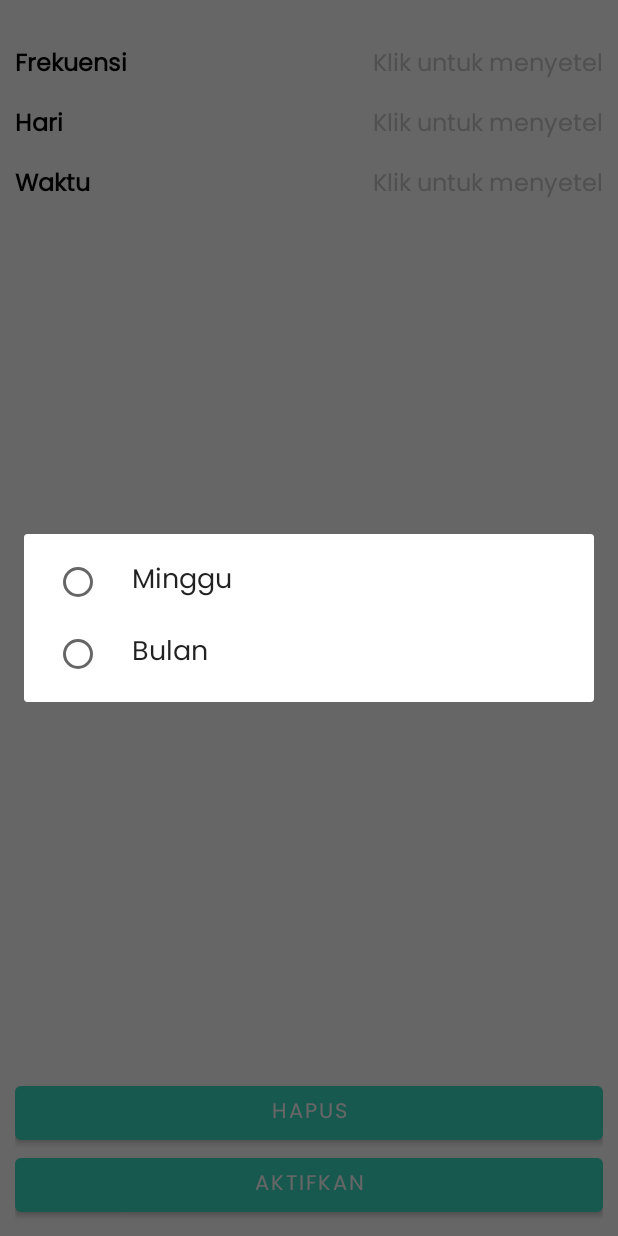
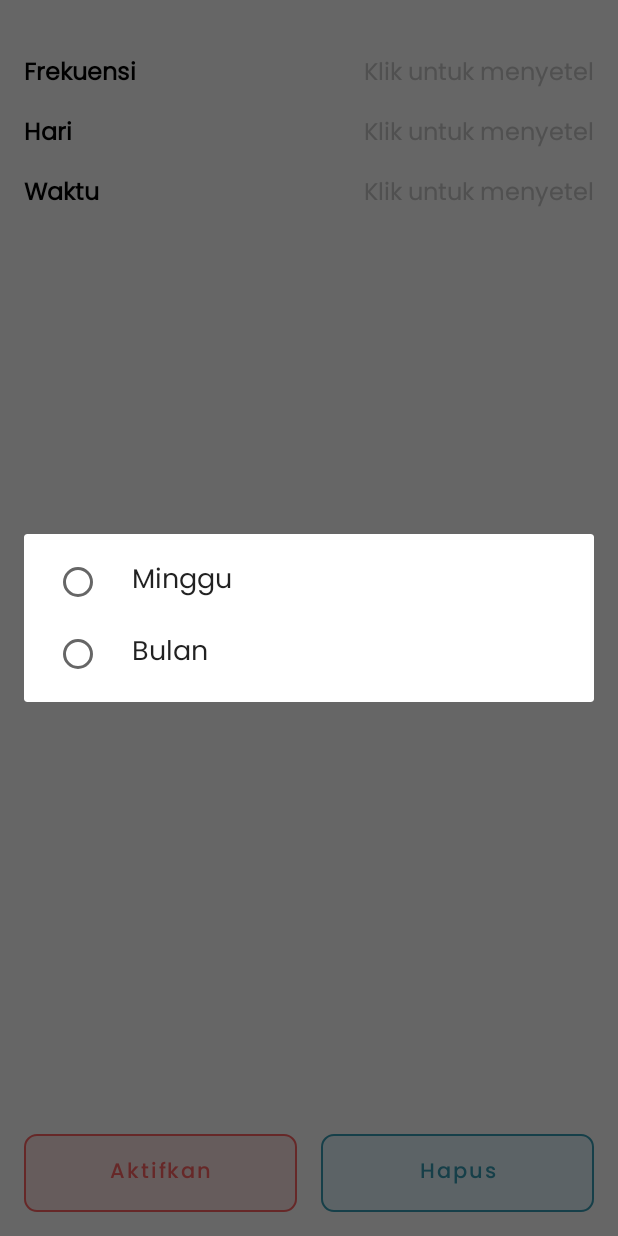
Before and after one commit to Insulin-bangkit-2022/Insul.in, an Android app: the ReminderNotificationsActivity screen opened directly, with no data from a screen before it, after a tap on "Klik untuk menyetel", on a phone screen of 412 x 824 dp. Run offline under Robolectric (Android 15) with nearby library versions, the phone set to English and light mode, and no system bars.

Commit message:
change button layout at reminder view

```diff
--- a/app/src/main/AndroidManifest.xml
+++ b/app/src/main/AndroidManifest.xml
@@ -35,16 +35,13 @@
             android:name=".ui.onBoarding.OnBoardingActivity"
             android:exported="false" />
         <activity
-            android:name=".ui.afiliation.RecomendationProductActivity"
+            android:name=".ui.afiliation.RecommendationProductActivity"
             android:exported="false" />
         <activity
             android:name=".ui.login.LoginActivity"
-            android:exported="true"></activity>
+            android:exported="true" />
         <activity
             android:name=".ui.detection.DetectionActivity"
-            android:exported="false" />
-        <activity
-            android:name=".ui.login.LoginActivity"
             android:exported="false" />
         <activity
             android:name=".ui.webview.WebViewActivity"
--- a/app/src/main/res/layout/activity_reminder_notifications.xml
+++ b/app/src/main/res/layout/activity_reminder_notifications.xml
@@ -4,125 +4,145 @@
     xmlns:tools="http://schemas.android.com/tools"
     android:layout_width="match_parent"
     android:layout_height="match_parent"
-    android:padding="10dp"
+    android:padding="16dp"
     tools:context=".ui.reminderNotifications.ReminderNotificationsActivity">
 
     <LinearLayout
+        android:id="@+id/linearLayout4"
         android:layout_width="match_parent"
         android:layout_height="wrap_content"
+        android:layout_marginTop="10dp"
         android:orientation="horizontal"
-        android:layout_marginTop="10dp"
         android:paddingVertical="10dp"
-        app:layout_constraintTop_toTopOf="parent"
+        android:weightSum="2"
+        app:layout_constraintEnd_toEndOf="parent"
         app:layout_constraintStart_toStartOf="parent"
-        app:layout_constraintEnd_toEndOf="parent">
+        app:layout_constraintTop_toTopOf="parent">
 
 
         <TextView
             android:id="@+id/tv_frequency"
-            android:layout_width="wrap_content"
+            android:layout_width="0dp"
             android:layout_height="wrap_content"
+            android:layout_weight="1"
+            android:text="@string/frequency"
             android:textColor="@color/black"
-            android:textStyle="bold"
             android:textSize="16sp"
-            android:layout_weight="1"
-            android:text="@string/frequency" />
+            android:textStyle="bold" />
 
         <TextView
             android:id="@+id/tv_frequency_day"
+            android:layout_width="0dp"
+            android:layout_height="wrap_content"
+            android:layout_weight="1"
+            android:gravity="end"
+            android:text="@string/day"
+            android:textColor="@color/grey"
+            android:textSize="16sp" />
+
+
+    </LinearLayout>
+
+    <LinearLayout
+        android:id="@+id/linearLayout5"
+        android:layout_width="match_parent"
+        android:layout_height="wrap_content"
+        android:layout_marginTop="50dp"
+        android:orientation="horizontal"
+        android:paddingVertical="10dp"
+        app:layout_constraintEnd_toEndOf="parent"
+        app:layout_constraintStart_toStartOf="parent"
+        app:layout_constraintTop_toTopOf="parent">
+
+
+        <TextView
+            android:id="@+id/tv_day"
             android:layout_width="wrap_content"
             android:layout_height="wrap_content"
             android:layout_weight="1"
+            android:text="@string/day"
+            android:textColor="@color/black"
             android:textSize="16sp"
+            android:textStyle="bold" />
+
+        <TextView
+            android:id="@+id/tv_day_day"
+            android:layout_width="wrap_content"
+            android:layout_height="wrap_content"
+            android:layout_weight="1"
+            android:gravity="end"
+            android:text="@string/day"
             android:textColor="@color/grey"
+            android:textSize="16sp" />
+
+
+    </LinearLayout>
+
+    <LinearLayout
+        android:id="@+id/linearLayout6"
+        android:layout_width="match_parent"
+        android:layout_height="wrap_content"
+        android:layout_marginTop="90dp"
+        android:orientation="horizontal"
+        android:paddingVertical="10dp"
+        android:weightSum="2"
+        app:layout_constraintEnd_toEndOf="parent"
+        app:layout_constraintStart_toStartOf="parent"
+        app:layout_constraintTop_toTopOf="parent">
+
+
+        <TextView
+            android:id="@+id/tv_time"
+            android:layout_width="0dp"
+            android:layout_height="wrap_content"
+            android:layout_weight="1"
+            android:text="@string/time"
+            android:textColor="@color/black"
+            android:textSize="16sp"
+            android:textStyle="bold" />
+
+        <TextView
+            android:id="@+id/time_time"
+            android:layout_width="0dp"
+            android:layout_height="wrap_content"
+            android:layout_weight="1"
             android:gravity="end"
-            android:text="@string/day" />
-
+            android:text="@string/time_stamp"
+            android:textColor="@color/grey"
+            android:textSize="16sp" />
 
     </LinearLayout>
 
     <LinearLayout
         android:layout_width="match_parent"
         android:layout_height="wrap_content"
-        android:orientation="horizontal"
-        android:layout_marginTop="50dp"
-        android:paddingVertical="10dp"
-        app:layout_constraintTop_toTopOf="parent"
-        app:layout_constraintStart_toStartOf="parent"
-        app:layout_constraintEnd_toEndOf="parent">
+        android:weightSum="2"
+        app:layout_constraintBottom_toBottomOf="parent"
+        app:layout_constraintEnd_toEndOf="parent"
+        app:layout_constraintStart_toStartOf="parent">
 
-
-        <TextView
-            android:id="@+id/tv_day"
-            android:layout_width="wrap_content"
-            android:layout_height="wrap_content"
-            android:textColor="@color/black"
-            android:textStyle="bold"
-            android:textSize="16sp"
-            android:layout_weight="1"
-            android:text="@string/day" />
-
-        <TextView
-            android:id="@+id/tv_day_day"
-            android:layout_width="wrap_content"
-            android:layout_height="wrap_content"
-            android:layout_weight="1"
-            android:textSize="16sp"
-            android:textColor="@color/grey"
-            android:gravity="end"
-            android:text="@string/day"/>
-
-
-    </LinearLayout>
-
-    <LinearLayout
-        android:layout_width="match_parent"
-        android:layout_height="wrap_content"
-        android:orientation="horizontal"
-        android:layout_marginTop="90dp"
-        android:paddingVertical="10dp"
-        app:layout_constraintTop_toTopOf="parent"
-        app:layout_constraintStart_toStartOf="parent"
-        app:layout_constraintEnd_toEndOf="parent">
-
-
-        <TextView
-            android:id="@+id/tv_time"
+        <Button
+            android:id="@+id/btn_active"
+            style="@style/Button.Danger"
             android:layout_width="0dp"
             android:layout_height="wrap_content"
-            android:textColor="@color/black"
-            android:textStyle="bold"
-            android:textSize="16sp"
+            android:layout_marginEnd="8dp"
             android:layout_weight="1"
-            android:text="@string/time" />
+            android:text="@string/active"
+            app:layout_constraintBottom_toBottomOf="parent" />
 
-        <TextView
-            android:id="@+id/time_time"
-            android:layout_width="wrap_content"
+        <Button
+            android:id="@+id/btn_delete"
+            style="@style/Button.Primary"
+            android:layout_width="0dp"
             android:layout_height="wrap_content"
+            android:layout_marginStart="8dp"
             android:layout_weight="1"
-            android:textSize="16sp"
-            android:textColor="@color/grey"
-            android:gravity="end"
-            android:text="@string/time_stamp" />
-
+            android:text="@string/delete"
+            app:layout_constraintBottom_toTopOf="@+id/btn_active"
+            app:layout_constraintEnd_toEndOf="parent"
+            app:layout_constraintStart_toStartOf="parent" />
     </LinearLayout>
-
-    <Button
-        android:id="@+id/btn_active"
-        android:layout_width="match_parent"
-        android:layout_height="wrap_content"
-        app:layout_constraintBottom_toBottomOf="parent"
-        android:text="@string/active" />
-
-    <Button
-        android:id="@+id/btn_delete"
-        android:layout_width="match_parent"
-        android:layout_height="wrap_content"
-        android:text="@string/delete"
-        app:layout_constraintBottom_toTopOf="@+id/btn_active"
-        app:layout_constraintEnd_toEndOf="parent"
-        app:layout_constraintStart_toStartOf="parent" />
 
 
 </androidx.constraintlayout.widget.ConstraintLayout>
--- a/app/src/main/res/layout/fragment_splash_screen.xml
+++ b/app/src/main/res/layout/fragment_splash_screen.xml
@@ -4,7 +4,7 @@
     android:layout_width="match_parent"
     android:layout_height="match_parent"
     xmlns:app="http://schemas.android.com/apk/res-auto"
-    tools:context=".ui.splashscreen.SplashScreenFragment">
+    tools:context=".ui.splashscreen.SplashScreenActivity">
 
     <ImageView
         android:id="@+id/iv_logo"
```
